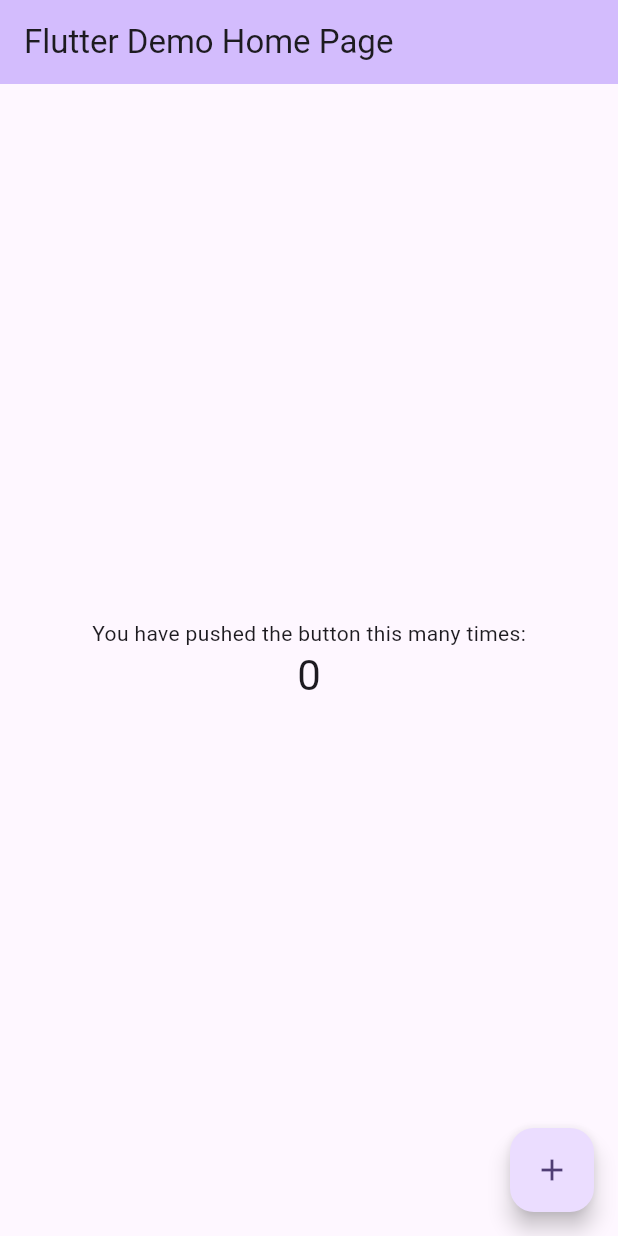
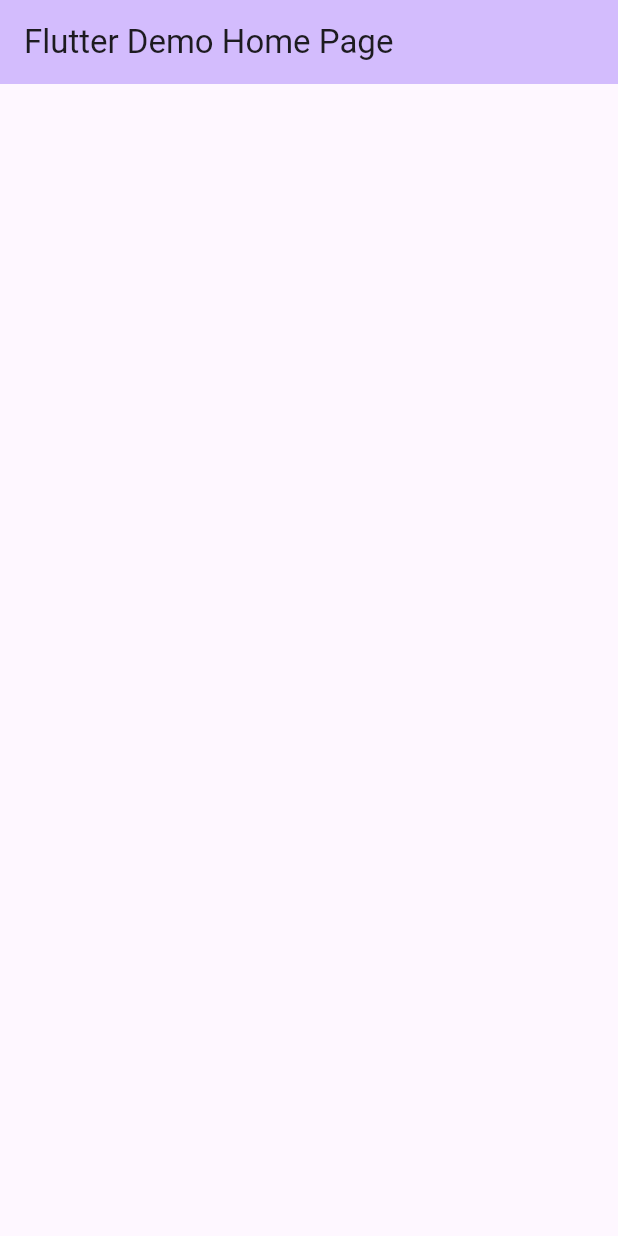
Before and after one commit to Sifat-16/flutter_todo_mvvm, a Flutter app: the screen it shows after launch, on a phone screen of 412 x 824 dp. Run offline on Flutter 3.47's test engine with Material 3 defaults, Android fonts, the phone set to English and light mode, and no system bars.

Commit message:
removed counter app

```diff
--- a/lib/main.dart
+++ b/lib/main.dart
@@ -11,23 +11,10 @@ class MyApp extends StatelessWidget {
   @override
   Widget build(BuildContext context) {
     return MaterialApp(
+      debugShowCheckedModeBanner: false,
       title: 'Flutter Demo',
       theme: ThemeData(
-        // This is the theme of your application.
-        //
-        // TRY THIS: Try running your application with "flutter run". You'll see
-        // the application has a purple toolbar. Then, without quitting the app,
-        // try changing the seedColor in the colorScheme below to Colors.green
-        // and then invoke "hot reload" (save your changes or press the "hot
-        // reload" button in a Flutter-supported IDE, or press "r" if you used
-        // the command line to start the app).
-        //
-        // Notice that the counter didn't reset back to zero; the application
-        // state is not lost during the reload. To reset the state, use hot
-        // restart instead.
-        //
-        // This works for code too, not just values: Most code changes can be
-        // tested with just a hot reload.
+
         colorScheme: ColorScheme.fromSeed(seedColor: Colors.deepPurple),
         useMaterial3: true,
       ),
@@ -39,15 +26,6 @@ class MyApp extends StatelessWidget {
 class MyHomePage extends StatefulWidget {
   const MyHomePage({super.key, required this.title});
 
-  // This widget is the home page of your application. It is stateful, meaning
-  // that it has a State object (defined below) that contains fields that affect
-  // how it looks.
-
-  // This class is the configuration for the state. It holds the values (in this
-  // case the title) provided by the parent (in this case the App widget) and
-  // used by the build method of the State. Fields in a Widget subclass are
-  // always marked "final".
-
   final String title;
 
   @override
@@ -55,71 +33,18 @@ class MyHomePage extends StatefulWidget {
 }
 
 class _MyHomePageState extends State<MyHomePage> {
-  int _counter = 0;
-
-  void _incrementCounter() {
-    setState(() {
-      // This call to setState tells the Flutter framework that something has
-      // changed in this State, which causes it to rerun the build method below
-      // so that the display can reflect the updated values. If we changed
-      // _counter without calling setState(), then the build method would not be
-      // called again, and so nothing would appear to happen.
-      _counter++;
-    });
-  }
 
   @override
   Widget build(BuildContext context) {
-    // This method is rerun every time setState is called, for instance as done
-    // by the _incrementCounter method above.
-    //
-    // The Flutter framework has been optimized to make rerunning build methods
-    // fast, so that you can just rebuild anything that needs updating rather
-    // than having to individually change instances of widgets.
+
     return Scaffold(
       appBar: AppBar(
-        // TRY THIS: Try changing the color here to a specific color (to
-        // Colors.amber, perhaps?) and trigger a hot reload to see the AppBar
-        // change color while the other colors stay the same.
+
         backgroundColor: Theme.of(context).colorScheme.inversePrimary,
-        // Here we take the value from the MyHomePage object that was created by
-        // the App.build method, and use it to set our appbar title.
+
         title: Text(widget.title),
       ),
-      body: Center(
-        // Center is a layout widget. It takes a single child and positions it
-        // in the middle of the parent.
-        child: Column(
-          // Column is also a layout widget. It takes a list of children and
-          // arranges them vertically. By default, it sizes itself to fit its
-          // children horizontally, and tries to be as tall as its parent.
-          //
-          // Column has various properties to control how it sizes itself and
-          // how it positions its children. Here we use mainAxisAlignment to
-          // center the children vertically; the main axis here is the vertical
-          // axis because Columns are vertical (the cross axis would be
-          // horizontal).
-          //
-          // TRY THIS: Invoke "debug painting" (choose the "Toggle Debug Paint"
-          // action in the IDE, or press "p" in the console), to see the
-          // wireframe for each widget.
-          mainAxisAlignment: MainAxisAlignment.center,
-          children: <Widget>[
-            const Text(
-              'You have pushed the button this many times:',
-            ),
-            Text(
-              '$_counter',
-              style: Theme.of(context).textTheme.headlineMedium,
-            ),
-          ],
-        ),
-      ),
-      floatingActionButton: FloatingActionButton(
-        onPressed: _incrementCounter,
-        tooltip: 'Increment',
-        child: const Icon(Icons.add),
-      ), // This trailing comma makes auto-formatting nicer for build methods.
+
     );
   }
 }
```
